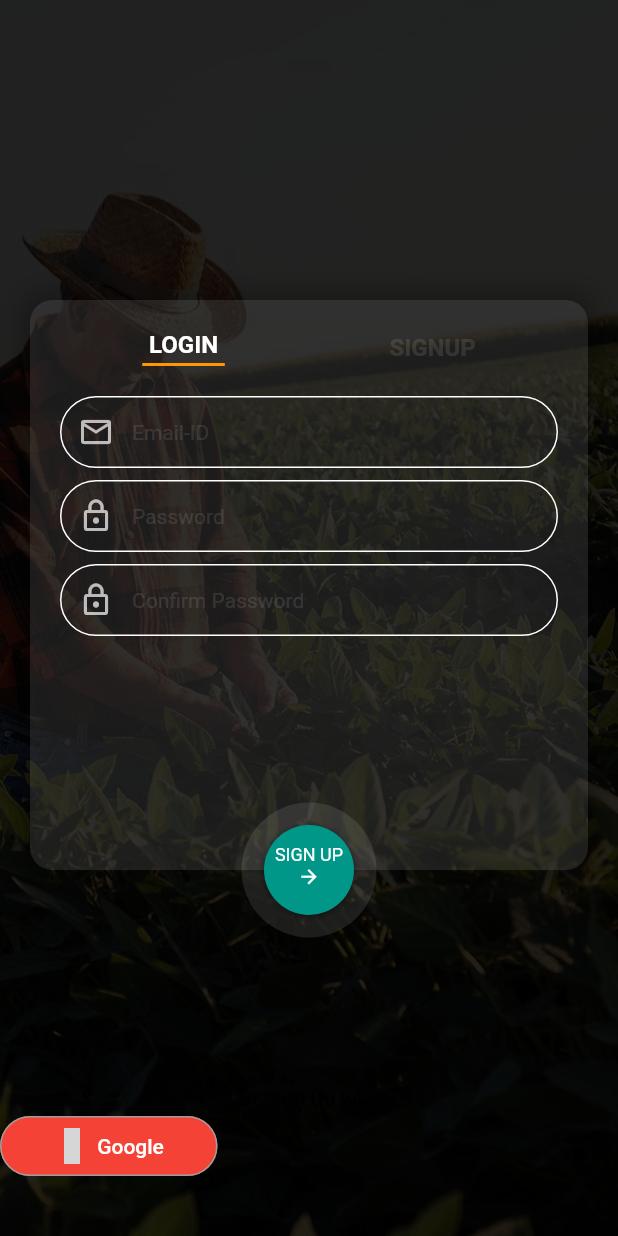
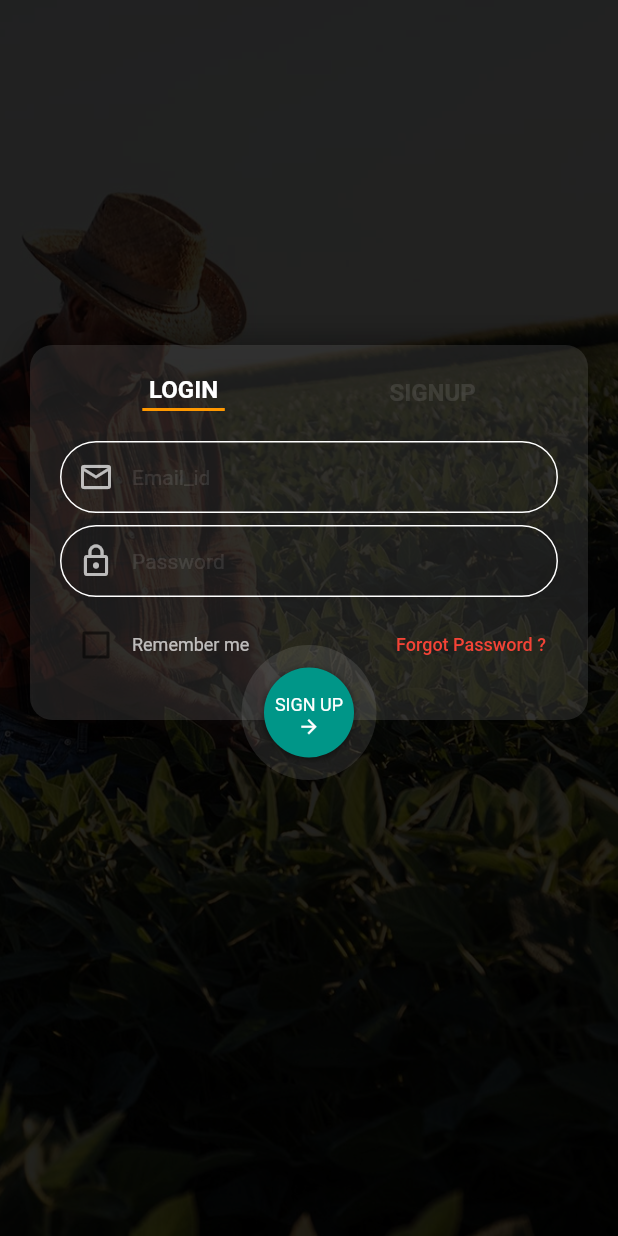
Before and after one commit to Anjali2502/FARMER_PORTAL, a Flutter app: the screen it shows after launch, after a tap on "LOGIN", on a phone screen of 412 x 824 dp. Run offline on Flutter 3.47's test engine with Material 2 defaults, Android fonts, the light colour scheme and no system bars; our stand-ins replace community_material_icon; grey boxes are pictures that could not be loaded.

Commit message:
Update main.dart

```diff
--- a/lib/main.dart
+++ b/lib/main.dart
@@ -1,4 +1,5 @@
 import 'package:flutter/cupertino.dart';
+import 'package:flutter/gestures.dart';
 import 'package:flutter/material.dart';
 import 'package:community_material_icon/community_material_icon.dart';
 
@@ -28,6 +29,22 @@ class LoginPage extends StatefulWidget {
 
 class _LoginPageState extends State<LoginPage> {
   bool isSignUp = true;
+  bool isRememberme = false;
+
+  late TapGestureRecognizer _tapGestureRecognizer;
+
+  @override
+  void initState() {
+    // TODO: implement initState
+    super.initState();
+    _tapGestureRecognizer = TapGestureRecognizer()
+      ..onTap = (){
+        setState(() {
+          print('hello');
+      });
+    };
+  }
+
   @override
   Widget build(BuildContext context) {
     return new Scaffold(
@@ -41,11 +58,16 @@ class _LoginPageState extends State<LoginPage> {
             colorBlendMode: BlendMode.darken,
           ),
 
-          Positioned(
-            top: 200,
-              child: Container(
+          //buildBottomHalfContainer(true),
 
-            height: 380,
+          AnimatedPositioned(
+            duration: Duration(milliseconds: 700),
+            curve: Curves.bounceInOut,
+            top: isSignUp ? 200 : 230,
+              child: AnimatedContainer(
+                duration: Duration(milliseconds: 700),
+                curve: Curves.bounceInOut,
+                height: isSignUp ? 320 : 250,
                 padding: EdgeInsets.all(20),
                 width: MediaQuery.of(context).size.width-40,
                 margin: EdgeInsets.symmetric(horizontal: 20),
@@ -60,6 +82,7 @@ class _LoginPageState extends State<LoginPage> {
                   )
                 ]
                 ),
+                child: SingleChildScrollView(
                   child: Column(
                     children: [
                       Row(
@@ -120,33 +143,36 @@ class _LoginPageState extends State<LoginPage> {
 
                         ],
                       ),
-                    Container(
-                      margin: EdgeInsets.only(top: 20),
-                      child: Column(
-                        children: [
-                          buildTextField(Icons.email_outlined,"Email-ID",false,true),
-                          buildTextField(Icons.lock_outline,"Password",true,false),
-                          buildTextField(Icons.lock_outline,"Confirm Password",true,false)
+                      if(isSignUp)
+                      buildSignupSection(),
+                      if(!isSignUp)
+                      buildSigninSection()
                     ],
                   ),
-                    ),
-                  ],
                 ),
           )
 
           ),
-          //buildBottomHalfContainer(true),
+
 
 
           buildBottomHalfContainer(false),
-          Positioned(
+          /*Positioned(
             top: MediaQuery.of(context).size.height-100,
               right: 0,
               left: 0,
               child: Column(
                 children: [
 
-                  Text("Or Sign Up with"),
+                  Padding(
+                    padding: const EdgeInsets.symmetric(vertical: 8.0),
+                    child: Text(
+                        "Or Sign Up with",
+                      style: TextStyle(
+                        color: Colors.white,
+                      ),
+                    ),
+                  ),
                   Row(
                     children: [
                       TextButton(
@@ -174,8 +200,86 @@ class _LoginPageState extends State<LoginPage> {
                     ],
                   )
                 ],
-              ))
+              ))*/
 
+        ],
+      ),
+    );
+  }
+
+  Container buildSigninSection() {
+    return Container(
+                    margin: EdgeInsets.only(top: 20),
+                    child: Column(
+                      children: [
+                        buildTextField(Icons.mail_outline, "Email_id", false, true),
+                        buildTextField(Icons.lock_outline, "Password", true, false),
+                        Row(
+                          mainAxisAlignment: MainAxisAlignment.spaceBetween,
+                          children: [
+                            Row(
+                              children: [
+                                Checkbox(
+                                  value: isRememberme,
+                                  activeColor: Colors.white,
+                                  onChanged: (value) {
+                                    setState(() {
+                                      isRememberme = !isRememberme;
+                                    });
+                                  },
+                                ),
+                                Text(
+                                  'Remember me',
+                                  style: TextStyle(
+                                    fontSize: 12,
+                                    color: Colors.white70,
+                                  ),
+                                ),
+
+                              ],
+                            ),
+                            TextButton(
+                              onPressed: () {
+                                setState(() {
+                                  print("hello");
+                                });
+                              },
+                              child: Text(
+                                'Forgot Password ?',
+                                style: TextStyle(
+                                  fontSize: 12,
+                                  color: Colors.red,
+                                ),
+                              ),
+
+                            )
+                          ],
+                        ),
+                      ],
+                    ),
+                  );
+  }
+
+  Container buildSignupSection() {
+    return Container(
+                    margin: EdgeInsets.only(top: 20),
+                    child: Column(
+                      children: [
+                        buildTextField(Icons.email_outlined,"Email-ID",false,true),
+                        buildTextField(Icons.lock_outline,"Password",true,false),
+                        buildTextField(Icons.lock_outline,"Confirm Password",true,false),
+                        /*Container(
+                          width: 200,
+                          margin: EdgeInsets.only(top: 20),
+                          child: RichText(
+                            textAlign: TextAlign.center,
+                            text: TextSpan(
+                              recognizer: _tapGestureRecognizer,
+                              text: "Forgot Password?",
+                              style: TextStyle(color: Colors.red)
+                            ),
+                          ),
+                        )*/
                       ],
                     ),
                   );
@@ -212,9 +316,11 @@ class _LoginPageState extends State<LoginPage> {
       ),
     );
   }
-  Positioned buildBottomHalfContainer(bool showShadow){
-    return Positioned(
-        top: 535,
+  Widget buildBottomHalfContainer(bool showShadow){
+    return AnimatedPositioned(
+        duration: Duration(milliseconds: 700),
+        curve: Curves.bounceInOut,
+        top: isSignUp ? 470 : 430,
         right: 0,
         left: 0,
         child: Center(
@@ -252,6 +358,7 @@ class _LoginPageState extends State<LoginPage> {
               ),
               child: Container(
                 margin: EdgeInsets.only(top: 13),
+                padding: EdgeInsets.only(top: 5),
                 child: Column(
 
                   children: [
```
Lines whose indentation alone changed are shown as unchanged.
